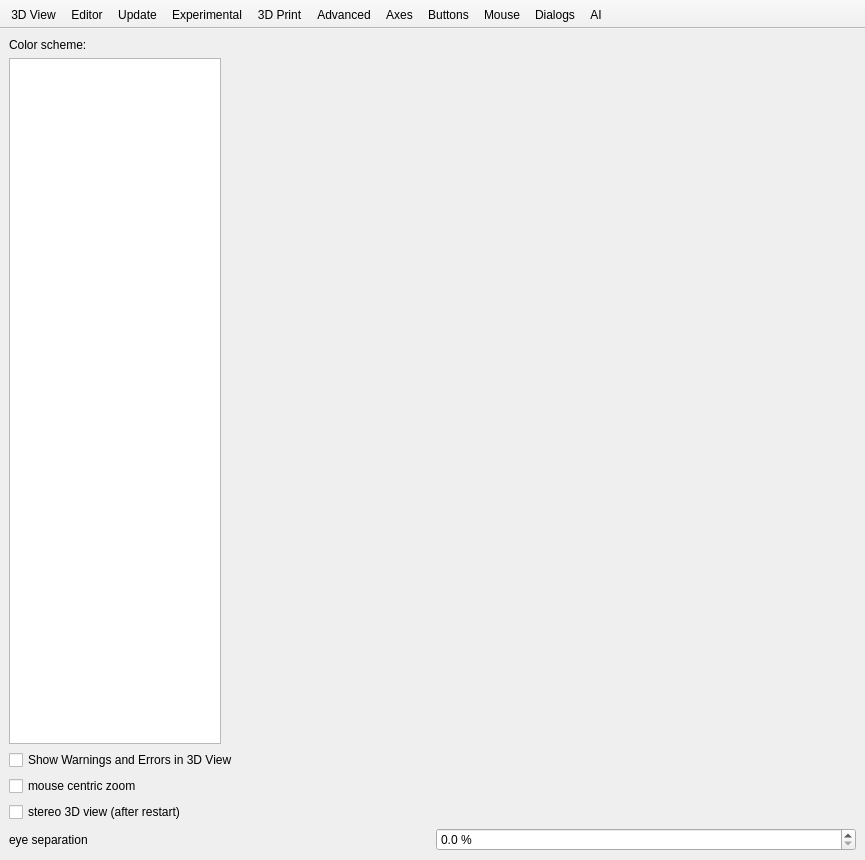
Old version of the form src/gui/Preferences.ui in the repository Sparky-OS/openscad.
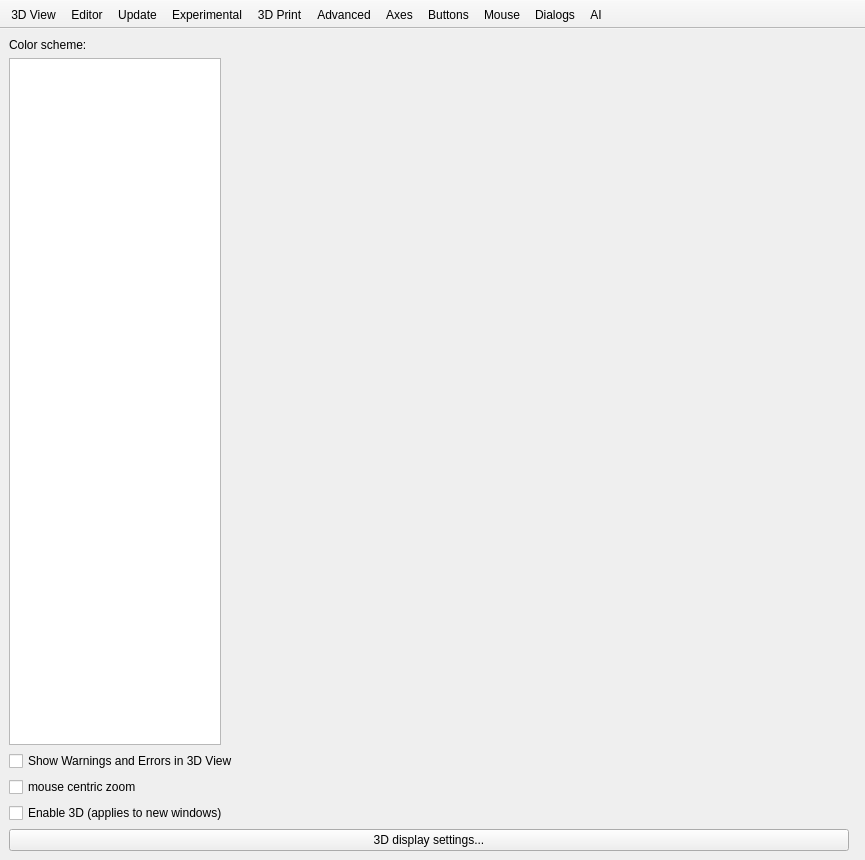
New version of the form. The open tabs and pages were chosen to show the change. Icons and pictures are not drawn. Custom widgets are drawn as their Qt base class.

Commit message: The edition's stereo 3D view: fitted to the person's depth limits

Diff of the .ui file:
```diff
--- a/src/gui/Preferences.ui
+++ b/src/gui/Preferences.ui
@@ -113,31 +113,25 @@
            <string>Draws the 3D view once for each eye, for a stereo capable display. Takes effect after a restart.</string>
           </property>
           <property name="text">
-           <string>stereo 3D view (after restart)</string>
+           <string>Enable 3D (applies to new windows)</string>
           </property>
          </widget>
         </item>
         <item>
          <layout class="QHBoxLayout" name="horizontalLayoutStereo3dEyeSeparation">
           <item>
-           <widget class="QLabel" name="labelStereo3dEyeSeparation">
+           <widget class="QPushButton" name="pushButtonStereo3dDisplaySettings">
             <property name="text">
-             <string>eye separation</string>
+             <string>3D display settings...</string>
             </property>
            </widget>
           </item>
           <item>
-           <widget class="QDoubleSpinBox" name="doubleSpinBoxStereo3dEyeSeparation">
-            <property name="toolTip">
-             <string>Distance between the eyes, as a percentage of the distance to the point looked at</string>
+           <spacer name="horizontalSpacerStereo3dDisplaySettings">
+            <property name="orientation">
+             <enum>Qt::Horizontal</enum>
             </property>
-            <property name="suffix">
-             <string> %</string>
-            </property>
-            <property name="decimals">
-             <number>1</number>
-            </property>
-           </widget>
+           </spacer>
           </item>
          </layout>
         </item>
```
Left out of the diff: 5 changed lines with no effect on the pictures. The commit also changes 14 other files.
